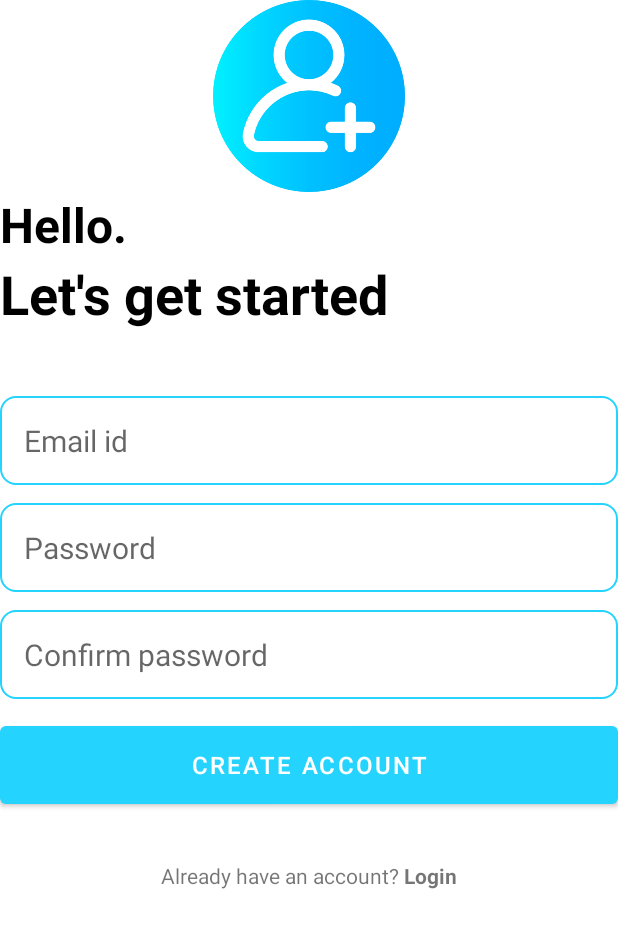
After one commit to lchryu/Notes_Pro, an Android app: the CreateAccountActivity screen opened directly, with no data from a screen before it, on a phone screen of 412 x 824 dp. The commit adds this screen. Shown: the top 928 px of the screen. Run offline under Robolectric (Android 15) with nearby library versions, the phone set to English and light mode, and no system bars.

Commit message:
SignUp Page Design

```diff
--- a/app/src/main/AndroidManifest.xml
+++ b/app/src/main/AndroidManifest.xml
@@ -11,6 +11,9 @@
         android:supportsRtl="true"
         android:theme="@style/Theme.NotesPro"
         tools:targetApi="31">
+        <activity
+            android:name=".CreateAccountActivity"
+            android:exported="false" />
         <activity
             android:name=".MainActivity"
             android:exported="false" />
--- /dev/null
+++ b/app/src/main/java/com/example/notespro/CreateAccountActivity.java
@@ -0,0 +1,14 @@
+package com.example.notespro;
+
+import androidx.appcompat.app.AppCompatActivity;
+
+import android.os.Bundle;
+
+public class CreateAccountActivity extends AppCompatActivity {
+
+    @Override
+    protected void onCreate(Bundle savedInstanceState) {
+        super.onCreate(savedInstanceState);
+        setContentView(R.layout.activity_create_account);
+    }
+}
--- a/app/src/main/java/com/example/notespro/SplashActivity.java
+++ b/app/src/main/java/com/example/notespro/SplashActivity.java
@@ -15,7 +15,7 @@ public class SplashActivity extends AppCompatActivity {
         new Handler().postDelayed(new Runnable() {
             @Override
             public void run() {
-                startActivity(new Intent(SplashActivity.this, MainActivity.class));
+                startActivity(new Intent(SplashActivity.this, CreateAccountActivity.class));
                 finish();
             }
         },1000);
--- /dev/null
+++ b/app/src/main/res/drawable/rounded_corner.xml
@@ -0,0 +1,6 @@
+<?xml version="1.0" encoding="utf-8"?>
+<shape xmlns:android="http://schemas.android.com/apk/res/android"
+    android:shape="rectangle">
+    <corners android:radius="10dp"/>
+    <stroke android:width="1dp" android:color="@color/my_primary"/>
+</shape>
--- /dev/null
+++ b/app/src/main/res/layout/activity_create_account.xml
@@ -0,0 +1,111 @@
+<?xml version="1.0" encoding="utf-8"?>
+<RelativeLayout xmlns:android="http://schemas.android.com/apk/res/android"
+    xmlns:app="http://schemas.android.com/apk/res-auto"
+    xmlns:tools="http://schemas.android.com/tools"
+    android:layout_width="match_parent"
+    android:layout_height="match_parent"
+    tools:context=".CreateAccountActivity">
+    <ImageView
+        android:layout_width="128dp"
+        android:layout_height="128dp"
+        android:layout_centerHorizontal="true"
+        android:id="@+id/sign_up_icon"
+        android:src="@drawable/sign_up"/>
+    <LinearLayout
+        android:layout_width="match_parent"
+        android:layout_height="wrap_content"
+        android:layout_below="@+id/sign_up_icon"
+        android:id="@+id/hello_text"
+        android:orientation="vertical">
+        <TextView
+            android:layout_width="match_parent"
+            android:layout_height="wrap_content"
+            android:text="Hello."
+            android:textStyle="bold"
+            android:textSize="32sp"
+            android:textColor="@color/black"/>
+        <TextView
+            android:layout_width="match_parent"
+            android:layout_height="wrap_content"
+            android:text="Let's get started"
+            android:textStyle="bold"
+            android:textSize="36sp"
+            android:textColor="@color/black"/>
+
+    </LinearLayout>
+
+    <LinearLayout
+        android:layout_width="match_parent"
+        android:layout_height="wrap_content"
+        android:layout_below="@id/hello_text"
+        android:orientation="vertical"
+        android:layout_marginVertical="32dp"
+        android:id="@+id/form_layout">
+        <EditText
+            android:layout_width="match_parent"
+            android:layout_height="wrap_content"
+            android:id="@+id/email_edit_text"
+            android:inputType="textEmailAddress"
+            android:hint="Email id"
+            android:textSize="20sp"
+            android:background="@drawable/rounded_corner"
+            android:padding="16dp"
+            android:layout_marginTop="12dp"/>
+        <EditText
+            android:layout_width="match_parent"
+            android:layout_height="wrap_content"
+            android:id="@+id/password_edit_text"
+            android:inputType="textPassword"
+            android:hint="Password"
+            android:textSize="20sp"
+            android:background="@drawable/rounded_corner"
+            android:padding="16dp"
+            android:layout_marginTop="12dp"/>
+        <EditText
+            android:layout_width="match_parent"
+            android:layout_height="wrap_content"
+            android:id="@+id/confirm_password_edit_text"
+            android:inputType="textPassword"
+            android:hint="Confirm password"
+            android:textSize="20sp"
+            android:background="@drawable/rounded_corner"
+            android:padding="16dp"
+            android:layout_marginTop="12dp"/>
+        <com.google.android.material.button.MaterialButton
+            android:id="@+id/create_account_btn"
+            android:layout_width="match_parent"
+            android:layout_height="64dp"
+            android:text="Create Account"
+            android:layout_marginTop="12dp"
+            android:textSize="16sp" />
+        <ProgressBar
+            android:layout_width="24dp"
+            android:layout_height="64dp"
+            android:id="@+id/progress_bar"
+            android:layout_gravity="center"
+            android:visibility="gone"
+            android:layout_marginTop="10dp"/>
+    </LinearLayout>
+
+    <LinearLayout
+        android:layout_width="match_parent"
+        android:layout_height="wrap_content"
+        android:layout_below="@id/form_layout"
+        android:gravity="center">
+
+        <TextView
+            android:layout_width="wrap_content"
+            android:layout_height="wrap_content"
+            android:text="Already have an account? " />
+
+        <TextView
+            style="bold"
+            android:layout_width="wrap_content"
+            android:layout_height="wrap_content"
+            android:text="Login"
+            android:textStyle="bold"
+            android:id="@+id/login_text_view_btn"/>
+
+    </LinearLayout>
+
+</RelativeLayout>
```
Also changed, not shown: app/src/main/res/drawable-v24/login.png (added), app/src/main/res/drawable-v24/sign_up.png (added).
